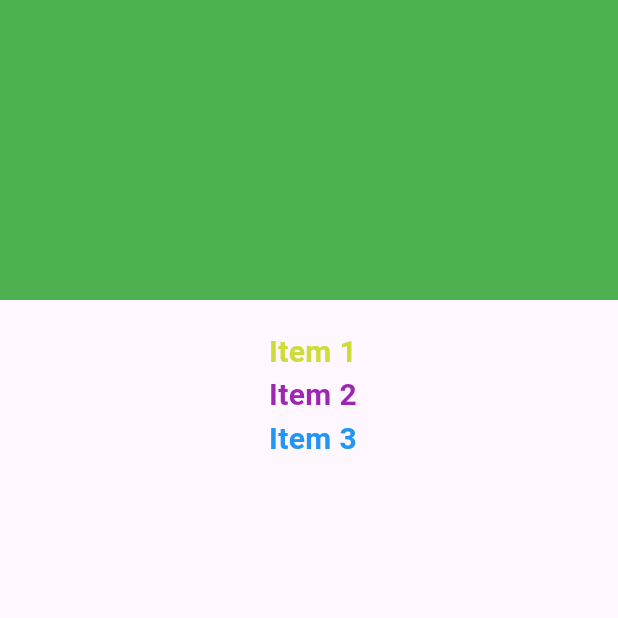
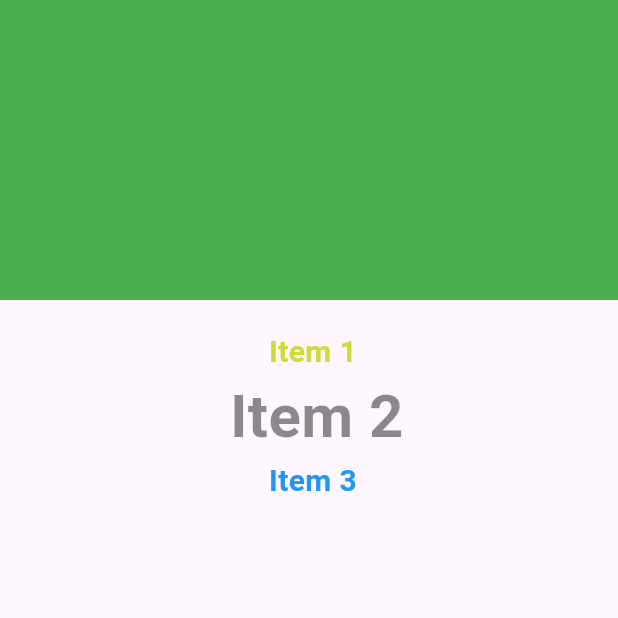
Before and after one commit to MudeNalinNaik/list_data, a Flutter app: the screen it shows after launch, on a phone screen of 412 x 824 dp, the top half of it. Run offline on Flutter 3.47's test engine with Material 3 defaults, Android fonts, the phone set to English and light mode, and no system bars.

Commit message:
colour change

```diff
--- a/lib/main.dart
+++ b/lib/main.dart
@@ -47,9 +47,9 @@ class _HomePageState extends State<HomePage> {
           const Text(
             ' Item 2',
             style: TextStyle(
-                fontSize: 20,
+                fontSize: 40,
                 fontWeight: FontWeight.bold,
-                color: Colors.purple),
+                color: Colors.black45),
           ),
           const Text(
             ' Item 3',
```
